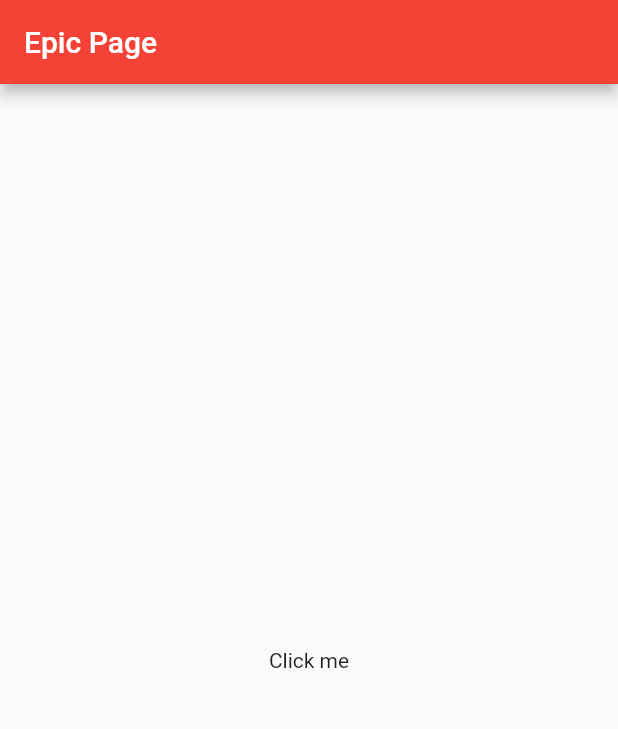
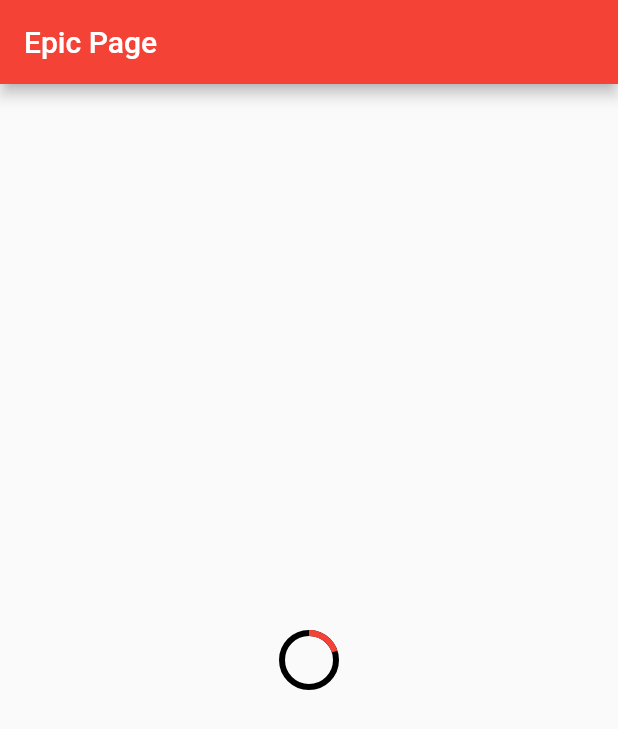
Before and after one commit to zidniryi/Flutter-App, a Flutter app: the screen it shows after launch, on a phone screen of 412 x 824 dp. Shown: the top 729 px of the screen. Run offline on Flutter 3.47's test engine with Material 2 defaults, Android fonts, the phone set to English and light mode, and no system bars.

```diff
--- a/lib/main.dart
+++ b/lib/main.dart
@@ -331,9 +331,9 @@ class _MyHomePageState extends State<MyHomePage> {
       body: Center(
           // Center is a layout widget. It takes a single child and positions it
           // in the middle of the parent.
-          child: Tooltip(
-        message: "This is a tooltip",
-        child: Text("Click me"),
+          child: CircularProgressIndicator(
+        backgroundColor: Colors.black,
+        value: 0.20,
       )),
     );
   }
```
